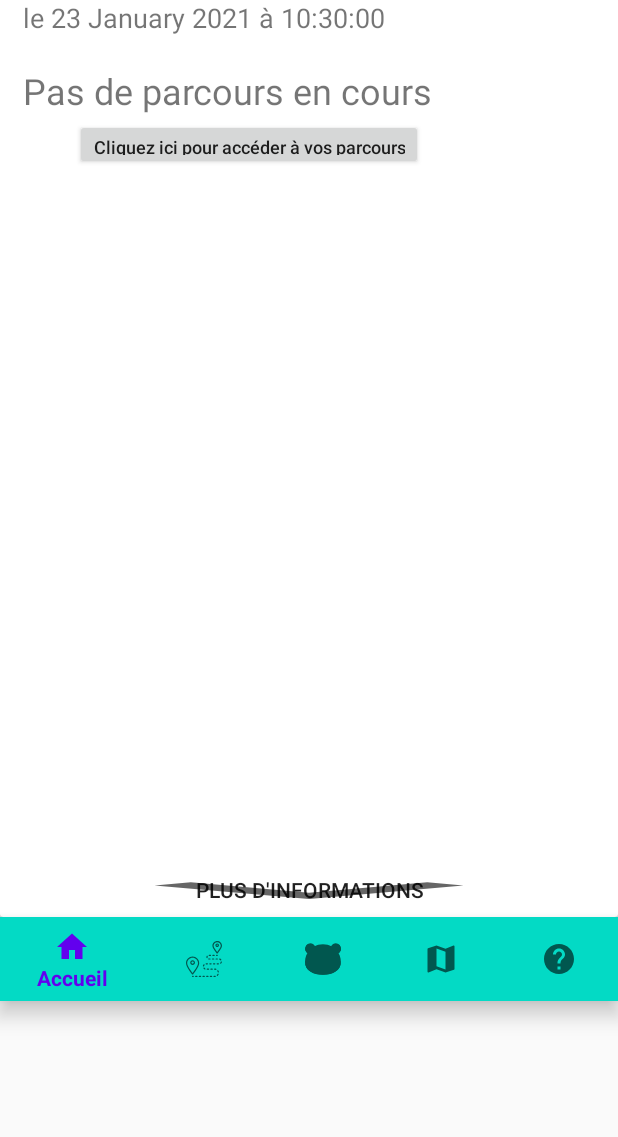
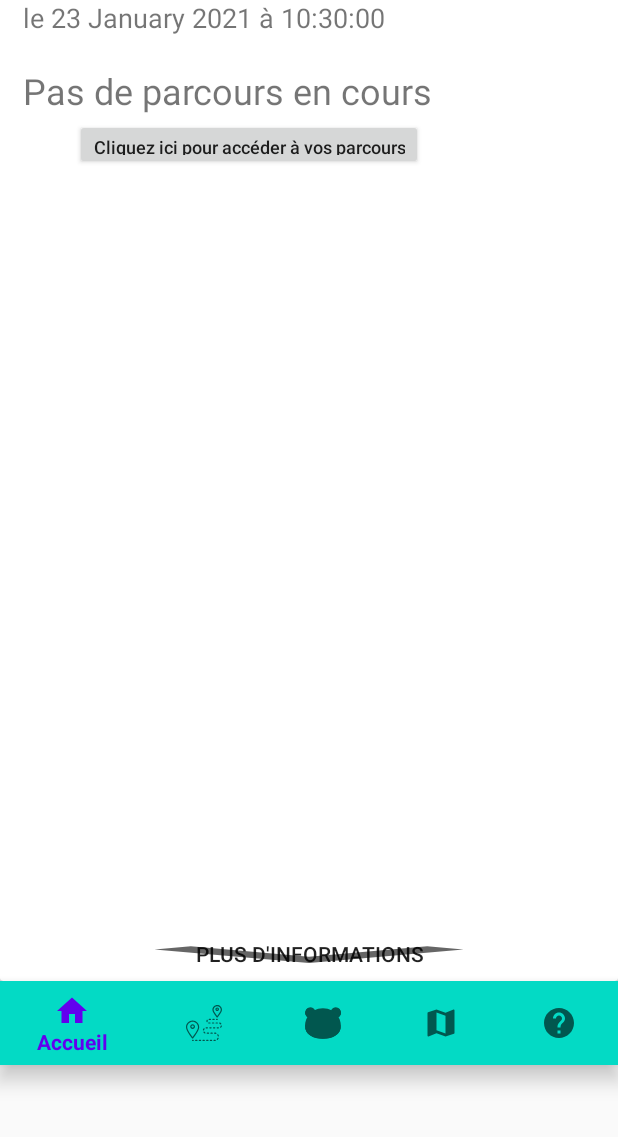
Before and after one commit to GregPhi/application_zoo_de_lille, an Android app: the screen it shows after launch (MainActivity), on a phone screen of 412 x 824 dp, the part 99-1236 px from its top. Run offline under Robolectric (Android 15) with nearby library versions, the phone set to English and light mode, and no system bars.

Commit message:
fix : main activity try to display the layouts correctly

```diff
--- a/ZooDeLille/app/src/main/res/layout/activity_main.xml
+++ b/ZooDeLille/app/src/main/res/layout/activity_main.xml
@@ -10,7 +10,7 @@
     <FrameLayout
         android:id="@+id/fragment_container"
         android:layout_width="match_parent"
-        android:layout_height="677dp" />
+        android:layout_height="720dp" />
 
     <com.google.android.material.bottomnavigation.BottomNavigationView
         android:id="@+id/bottom_navigation"
```
